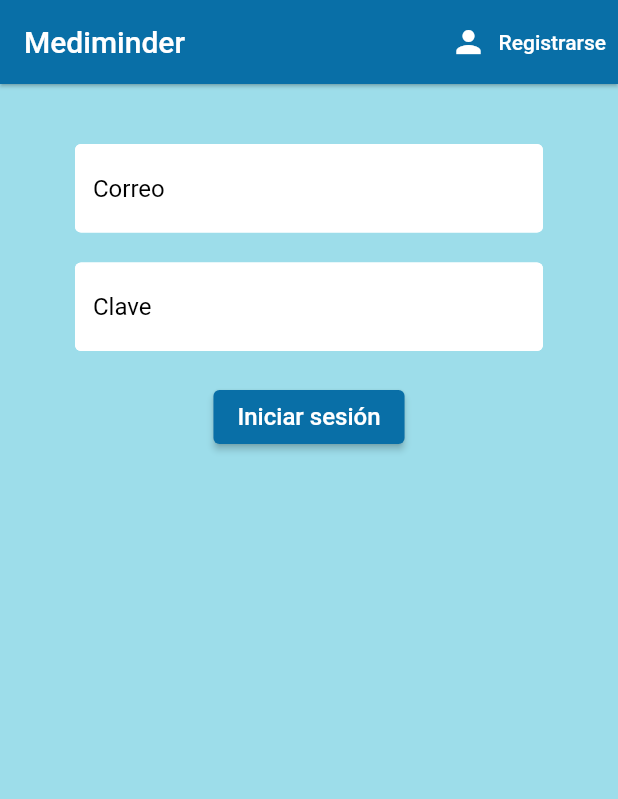
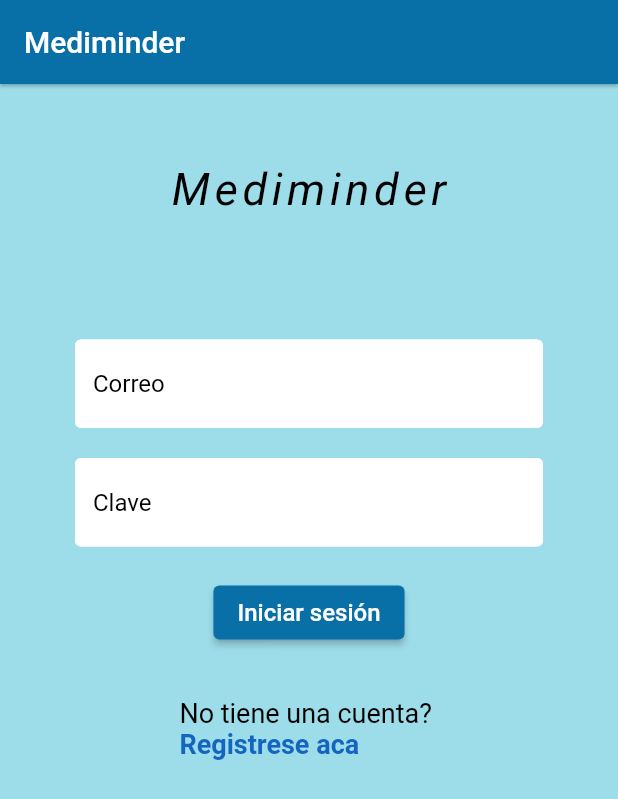
Before and after one commit to Dlondono/mediminder, a Flutter app: the screen it shows after launch, on a phone screen of 412 x 824 dp. Shown: the top 799 px of the screen. Run offline on Flutter 3.47's test engine with Material 2 defaults, Android fonts, the phone set to English and light mode, and no system bars; our stand-ins replace cloud_firestore, firebase_auth, firebase_core, firebase_messaging, flutter_local_notifications, flutter_native_timezone and 3 more; accounts and stored records are empty.

Commit message:
inicio y registro mejorados

```diff
--- a/lib/screens/authenticate/sign_in.dart
+++ b/lib/screens/authenticate/sign_in.dart
@@ -1,11 +1,14 @@
+import 'dart:ui';
+
 import 'package:firebase_messaging/firebase_messaging.dart';
 import 'package:flutter/cupertino.dart';
+import 'package:flutter/gestures.dart';
 import 'package:flutter/material.dart';
 import 'package:mediminder/screens/home/home.dart';
 import 'package:mediminder/services/auth.dart';
 import 'package:mediminder/shared/constants.dart';
 import 'package:mediminder/shared/loading.dart';
-
+import 'package:sizer/sizer.dart';
 import '../wrapper.dart';
 
 
@@ -32,30 +35,30 @@ class _SignInState extends State<SignIn> {
       appBar: AppBar(
         backgroundColor: Color.fromRGBO(9, 111, 167, 50),
         elevation: 1.0,
-        title: Text('Mediminder'),
-        actions: <Widget>[
-          TextButton.icon(
-            icon: Icon(Icons.person),
-            label: Text("Registrarse"),
-            style: ButtonStyle(
-              foregroundColor: MaterialStateProperty.all(Colors.white),
-            ),
-            onPressed: (){
-              widget.toggleView();
-          },
-          )
-        ],
+        title: Text('Mediminder',),
+
       ),
       body: SingleChildScrollView(
         child: Container(
           height: MediaQuery.of(context).size.height,
           decoration: BoxDecoration(color: Color.fromRGBO(157, 221, 234, 50)),
           padding: EdgeInsets.symmetric(vertical: 20.0, horizontal: 50.0),
+
           child: Form(
             key: _formKey,
             child: Column(
               children: <Widget>[
-                SizedBox(height: 20.0),
+                SizedBox(height: 4.0.h),
+                RichText(
+                  text: TextSpan(
+                      text: "Mediminder",
+                      style: TextStyle(
+                          fontSize: 30,color: Colors.black,
+                          fontStyle: FontStyle.italic,fontFamily:"Roboto",letterSpacing: 3
+                      ),
+                  ),
+                ),
+                SizedBox(height: 10.0.h),
                 TextFormField(
                     decoration: textInputDecoraton.copyWith(hintText: "Correo"),
                     validator: (val)=> val.isEmpty ? "Ingrese su correo":null,
@@ -94,11 +97,27 @@ class _SignInState extends State<SignIn> {
                     }
                   },
                 ),
-                SizedBox(height: 15.0),
+                SizedBox(height: 2.0.h),
                 Text(
                   error,
                   style: TextStyle(color: Colors.red),
-                )
+                ),RichText(
+                  text: TextSpan(
+                      text: "No tiene una cuenta? \n",
+                    style: TextStyle(
+                        fontSize: 18,color: Colors.black
+                    ),
+                    children: <TextSpan>[
+                      TextSpan(text: 'Registrese aca',
+                      style: TextStyle(fontWeight: FontWeight.bold,color: Colors.blue.shade800),
+                        recognizer: TapGestureRecognizer()..onTap=(){
+                          widget.toggleView();
+                        }
+
+                      ),
+                    ]
+                  ),
+                ),
               ],
             ),
           ),
--- a/lib/screens/home/listaMedicamentos.dart
+++ b/lib/screens/home/listaMedicamentos.dart
@@ -79,7 +79,7 @@ class _MedicamentosState extends State<Medicamentos> {
               + item.dia.toString().padLeft(2, '0') + " " + horaNueva.hour.toString().padLeft(2,'0')
               + ":" + horaNueva.minute.toString().padLeft(2,'0') + ":" + "00");
           if(t.isBefore(now)){
-            //item.dia=now.day+1;
+            item.dia=now.day+1;
             t = DateTime.parse(item.year.toString() +
                 item.mes.toString().padLeft(2, '0')
                 + item.dia.toString().padLeft(2, '0') + " " + horaNueva.hour.toString().padLeft(2,'0')
```
Also changed, not shown: lib/screens/authenticate/register.dart (+22 -15 lines).
